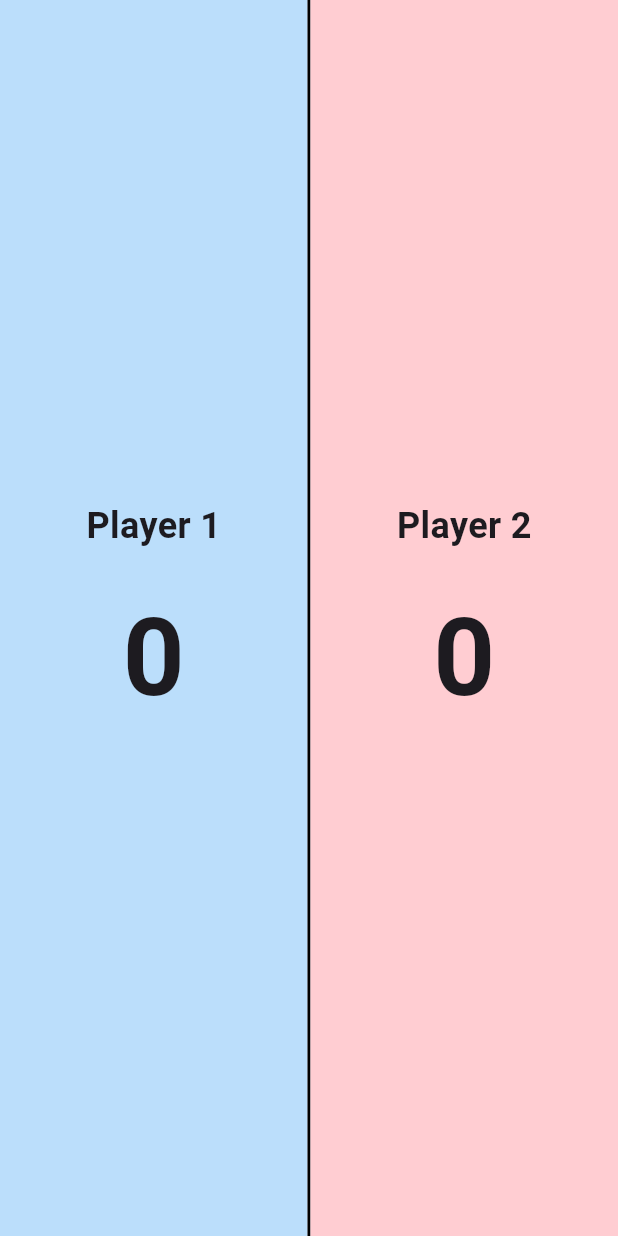
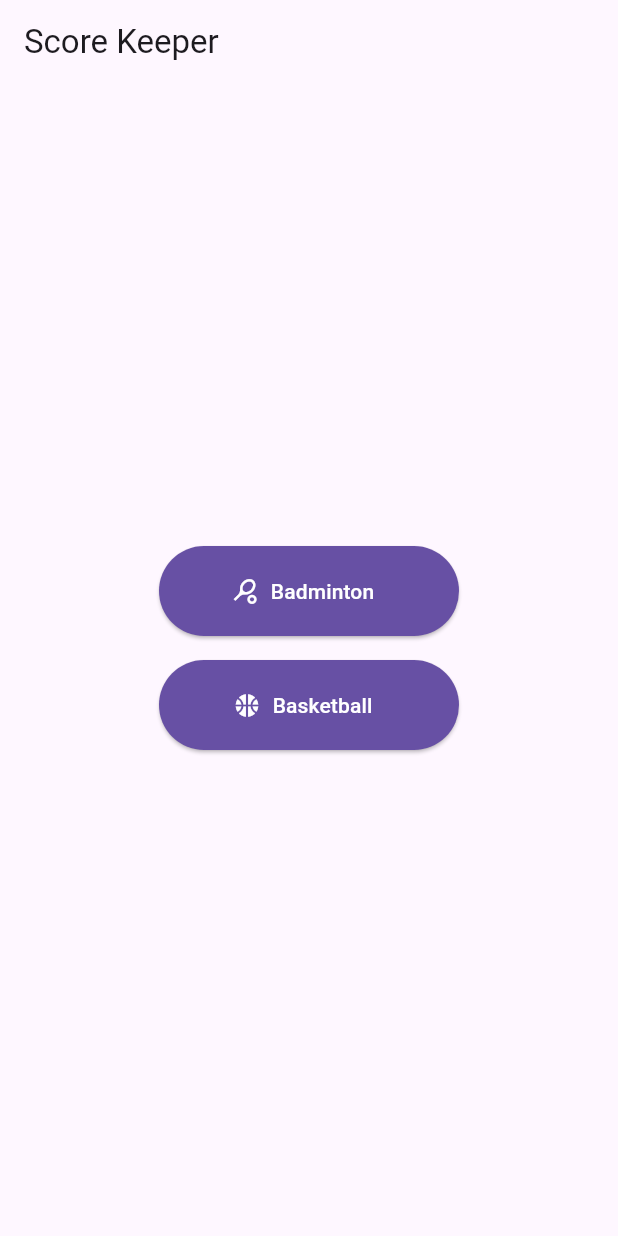
Before and after one commit to dev-william-tan/score_keeper_flutter, a Flutter app: the screen it shows after launch, on a phone screen of 412 x 824 dp. Run offline on Flutter 3.47's test engine with Material 3 defaults, Android fonts, the phone set to English and light mode, and no system bars.

Commit message:
Added navigation rail and also additional sports options

```diff
--- a/lib/main.dart
+++ b/lib/main.dart
@@ -1,6 +1,5 @@
 import 'package:flutter/material.dart';
-import 'package:score_keeper/screens/game_screen.dart';
-
+import 'package:score_keeper/screens/home_screen.dart';
 void main() {
   runApp(const ScoreBoardApp());
 }
@@ -16,7 +15,7 @@ class ScoreBoardApp extends StatelessWidget {
         primarySwatch: Colors.blue,
         useMaterial3: true,
       ),
-      home: const GameScreen(),
+      home: const HomeScreen(),
     );
   }
 }
--- /dev/null
+++ b/lib/models/game_type.dart
@@ -0,0 +1,4 @@
+enum GameType {
+  badminton,
+  basketball
+}
--- a/lib/screens/game_screen.dart
+++ b/lib/screens/game_screen.dart
@@ -1,14 +1,16 @@
 import 'package:flutter/material.dart';
-import 'package:score_keeper/widgets/badminton_score_board.dart';
+import 'package:score_keeper/models/game_type.dart';
+import 'package:score_keeper/widgets/score_board.dart';
 
 class GameScreen extends StatelessWidget {
-  const GameScreen({super.key});
+  final GameType gameType;
+  const GameScreen({super.key, required this.gameType});
 
   @override
   Widget build(BuildContext context) {
-    return const Scaffold(
+    return Scaffold(
       body: SafeArea(
-        child: ScoreBoard(),
+        child: ModernScoreboard(gameType: gameType),
       )
     );
   }
--- /dev/null
+++ b/lib/screens/home_screen.dart
@@ -0,0 +1,77 @@
+import 'package:flutter/material.dart';
+import 'package:score_keeper/models/game_type.dart';
+import 'package:score_keeper/screens/game_screen.dart';
+
+class HomeScreen extends StatelessWidget{
+  const HomeScreen({super.key});
+
+  @override
+  Widget build(BuildContext context) {
+    return Scaffold(
+      appBar: AppBar(
+        title: const Text('Score Keeper'),
+      ),
+      body: Center(
+        child: Padding(
+          padding: const EdgeInsets.all(16.0),
+          child: Column(
+            mainAxisAlignment: MainAxisAlignment.center,
+            children: [
+              _SportButton(
+                sport: 'Badminton',
+                icon: Icons.sports_tennis,
+                onTap: () => _navigateToGame(context, GameType.badminton),
+              ),
+              const SizedBox(height: 16),
+              _SportButton(
+                sport: 'Basketball',
+                icon: Icons.sports_basketball,
+                onTap: () => _navigateToGame(context, GameType.basketball),
+              ),
+              const SizedBox(height: 16),
+            ]
+          )
+        ),
+      )
+    );
+  }
+
+  void _navigateToGame(BuildContext context, GameType gameType) {
+    Navigator.push(
+      context,
+      MaterialPageRoute(
+        builder: (context) => GameScreen(gameType: gameType),)
+      );
+  }
+
+}
+
+  class _SportButton extends StatelessWidget {
+    final String sport;
+    final IconData icon;
+    final VoidCallback onTap;
+
+    const _SportButton({
+      required this.sport,
+      required this.icon,
+      required this.onTap,
+    });
+
+
+    @override
+    Widget build(BuildContext context) {
+      return SizedBox(
+        width: 200,
+        height: 60,
+        child: ElevatedButton.icon(
+          onPressed: onTap,
+          icon: Icon(icon),
+          label: Text(sport),
+          style: ElevatedButton.styleFrom(
+            foregroundColor: Colors.white,
+            backgroundColor: Theme.of(context).primaryColor,
+          ),
+        ),
+      );
+    }
+  }
--- a/lib/widgets/badminton_score_board.dart
+++ /dev/null
@@ -1,100 +0,0 @@
-import 'package:flutter/material.dart';
-import 'package:score_keeper/widgets/player_side.dart';
-
-class ScoreBoard extends StatefulWidget {
-  const ScoreBoard({super.key});
-
-  @override
-  State<ScoreBoard> createState() => _ScoreBoardState();
-
-}
-
-class _ScoreBoardState extends State<ScoreBoard> {
-  int player1Score = 0;
-  int player2Score = 0;
-  bool gameEnded = false;
-
-  void incrementScore(int playerNumber) {
-    if (gameEnded) return;
-
-    setState(() {
-      if (playerNumber == 1) {
-        player1Score++;
-      } else {
-        player2Score++;
-      }
-
-      checkGameEnd();
-    });
-  }
-
-
-  void checkGameEnd() {
-    if (player1Score >= 21 && player1Score - player2Score >= 2){
-      gameEnded = true;
-      showWinnerDialog("Player 1");
-    } else if (player2Score >= 21 && player2Score - player1Score >= 2) {
-      gameEnded = true;
-      showWinnerDialog("Player 2");
-    }
-  }
-
-  void resetGame() {
-    setState(() {
-      player1Score = 0;
-      player2Score = 0;
-      gameEnded = false;
-    });
-  }
-
-  void showWinnerDialog(String winner) {
-    showDialog(
-      context: context,
-      barrierDismissible: false,
-      builder: (BuildContext context) {
-        return AlertDialog(
-          title: const Text('Game Over!'),
-          content: Text('$winner wins!'),
-          actions: [
-            TextButton(
-              onPressed: () {
-                Navigator.of(context).pop();
-                resetGame();
-              },
-              child: const Text('New Game'),
-            ),
-          ],
-        );
-      },
-    );
-  }
-
-  @override
-  Widget build(BuildContext context) {
-    return Row(
-      children: [
-        Expanded(
-          child: PlayerSide(
-            score: player1Score,
-            onTap: () => incrementScore(1),
-            playerName: "Player 1",
-            backgroundColor: Colors.blue.shade100,
-          ),
-        ),
-        Container(
-          width: 2,
-          color: Colors.black,
-        ),
-        Expanded(
-          child: PlayerSide(
-            score: player2Score,
-            onTap: () => incrementScore(2),
-            playerName: "Player 2",
-            backgroundColor: Colors.red.shade100,
-          ),
-        ),
-      ],
-    );
-  }
-
-}
```
Also changed, not shown: lib/models/game_rules.dart (added, +23 -0 lines), lib/screens/settings.dart (added, +16 -0 lines), lib/widgets/score_board.dart (added, +234 -0 lines), lib/widgets/winner_dialog.dart (added, +49 -0 lines).
